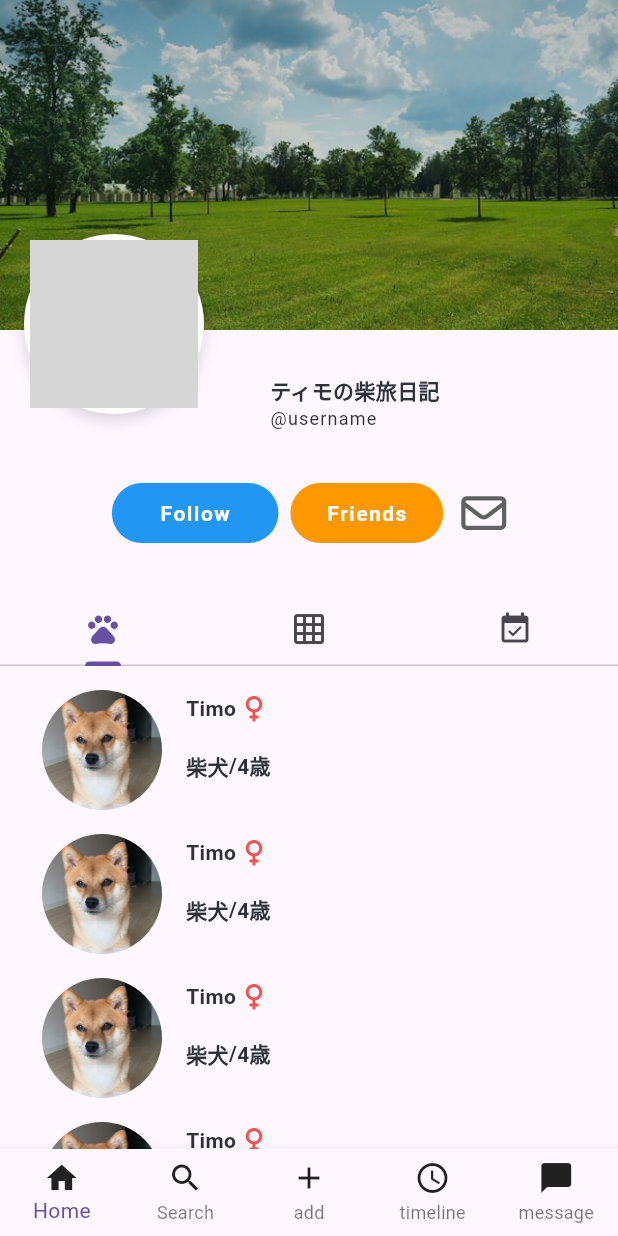
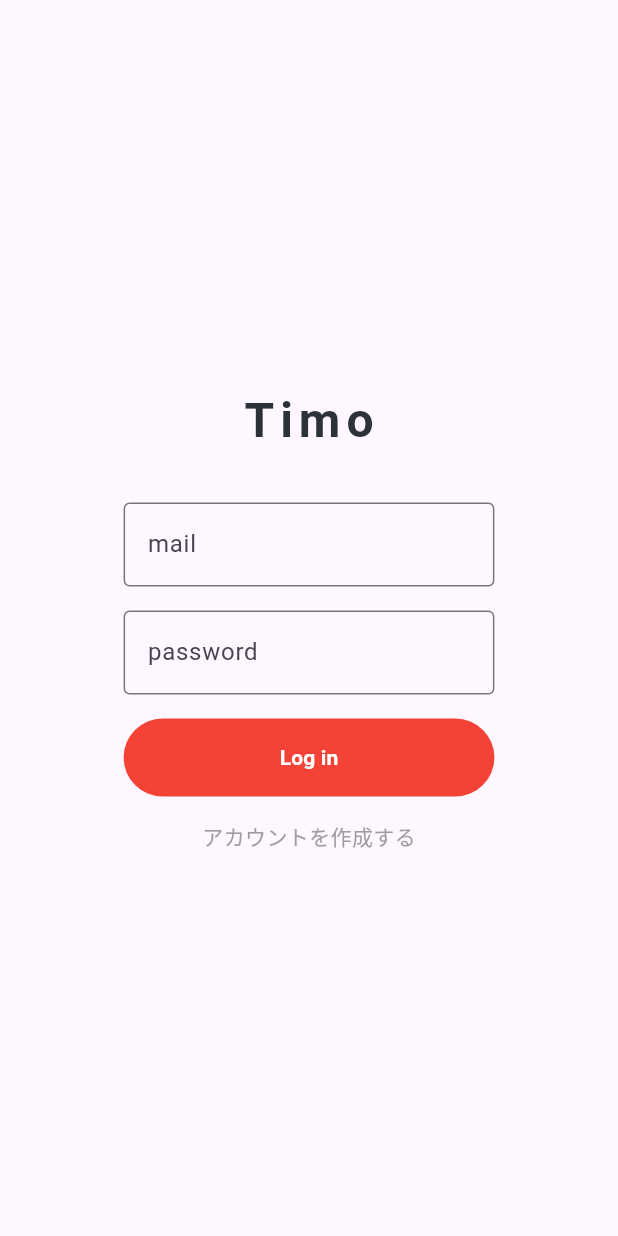
Before and after one commit to YunaSuzuki/timo, a Flutter app: the screen it shows after launch, on a phone screen of 412 x 824 dp. Run offline on Flutter 3.47's test engine with Material 3 defaults, Android fonts, the phone set to English and light mode, and no system bars; drawn by our look-alikes of flutter_layout_grid; our stand-ins replace font_awesome_flutter; grey boxes are pictures that could not be loaded.

Commit message:
add login_page

```diff
--- a/lib/main.dart
+++ b/lib/main.dart
@@ -1,4 +1,5 @@
 import 'package:flutter/material.dart';
+import 'package:timo/screen/login_page.dart';
 import 'package:timo/screen/pet_list_page.dart';
 import 'screen/pet_profile_page.dart';
 
@@ -10,10 +11,11 @@ class MyApp extends StatelessWidget {
   Widget build(BuildContext context) {
     return MaterialApp(
       title: 'Timo',
-      initialRoute: '/',
-      routes: <String, WidgetBuilder>{
-        '/': (BuildContext context) => PetListPage()
-      }
+      home: LoginPage(),
+      // initialRoute: '/',
+      // routes: <String, WidgetBuilder>{
+      //   '/': (BuildContext context) => PetListPage()
+      // }
     );
   }
 }
--- /dev/null
+++ b/lib/screen/login_page.dart
@@ -0,0 +1,80 @@
+import 'package:flutter/material.dart';
+
+class LoginPage extends StatelessWidget {
+
+  @override
+  Widget build(BuildContext context) {
+
+    final screenWidth = MediaQuery.of(context).size.width;
+
+    return Scaffold(
+      body: Container(
+        width: double.infinity,
+        height: double.infinity,
+        child: Center(
+          child: Column(
+            mainAxisSize: MainAxisSize.min,
+            children: <Widget>[
+              Text('Timo',
+                style: TextStyle(
+                  color: Color(0xFF2B323A),
+                  fontWeight: FontWeight.bold,
+                  letterSpacing: 4.0,
+                  fontSize: 32.0
+                ),
+              ),
+              SizedBox(height: 32.0,),
+              Container(
+                width: screenWidth * 0.6,
+                child: TextField(
+                  decoration: InputDecoration(
+                    border: OutlineInputBorder(),
+                    labelText: 'mail',
+                  )
+                ),
+              ),
+              SizedBox(height: 16.0,),
+              Container(
+                width: screenWidth * 0.6,
+                child: TextField(
+                    decoration: InputDecoration(
+                      border: OutlineInputBorder(),
+                      labelText: 'password',
+                    )
+                ),
+              ),
+              SizedBox(height: 16.0,),
+              Container(
+                width: screenWidth * 0.6,
+                child: TextButton(
+                  style: TextButton.styleFrom(
+                    backgroundColor: Colors.red,
+                    shape: RoundedRectangleBorder(
+                      borderRadius: BorderRadius.circular(50)
+                    ),
+                  ),
+                  onPressed: (){},
+                  child: Container(
+                    padding: EdgeInsets.all(8.0),
+                    child: Text(
+                        'Log in',
+                      style: TextStyle(
+                        color: Colors.white,
+                        fontWeight: FontWeight.bold,
+                      ),
+                    ),
+                  ),
+                ),
+              ),
+              SizedBox(height: 16.0,),
+              Text(
+                'アカウントを作成する',
+                style: TextStyle(color: Colors.grey[500]),
+              ),
+            ],
+          ),
+        ),
+      ),
+    );
+  }
+}
```
